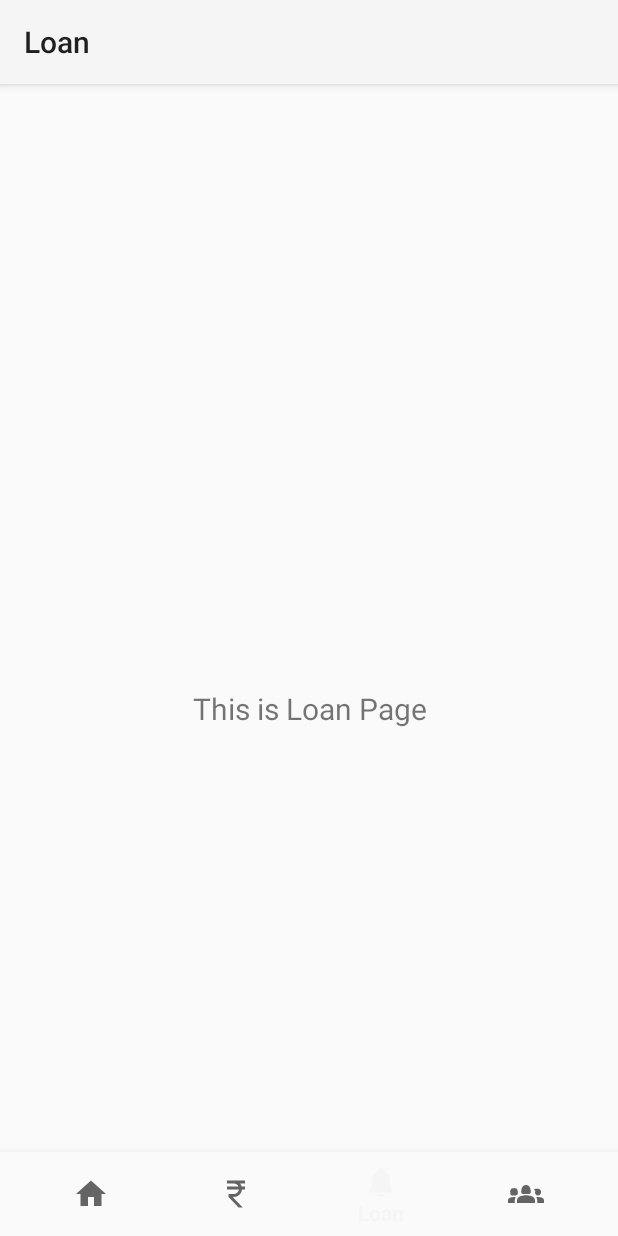
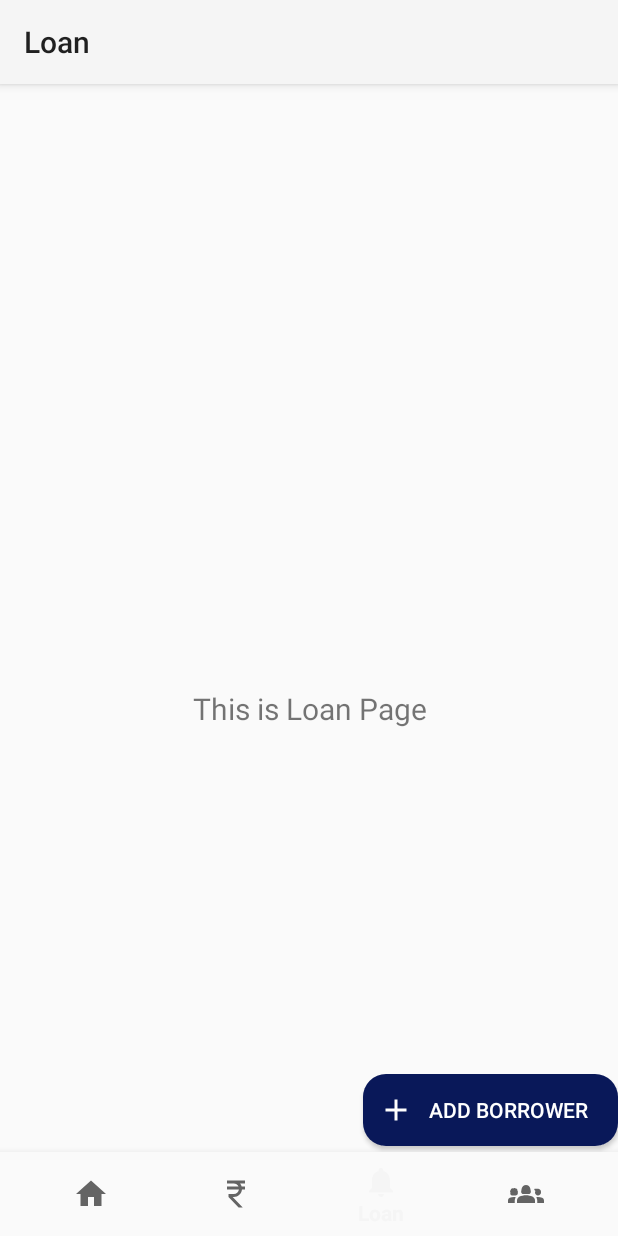
Before and after one commit to karthick229/Financeapp, an Android app: the screen it shows after launch (MainActivity), item 3 of the bottom bar chosen, on a phone screen of 412 x 824 dp. Run offline under Robolectric (Android 15) with nearby library versions, the phone set to English and light mode, and no system bars; our stand-ins replace navigation-ui; Roboto replaces fonts that are not available here.

Commit message:
ui implementation

```diff
--- a/app/src/main/AndroidManifest.xml
+++ b/app/src/main/AndroidManifest.xml
@@ -13,7 +13,7 @@
         android:theme="@style/Theme.FinanceApp"
         tools:targetApi="31">
         <activity
-            android:name=".MainActivity"
+            android:name=".activity.MainActivity"
             android:exported="true"
             android:label="@string/app_name">
 
@@ -22,7 +22,7 @@
                 android:name="android.app.lib_name"
                 android:value="" />
         </activity>
-        <activity android:name="com.tirupathi.financeapp.SplashScreenActivity"
+        <activity android:name="com.tirupathi.financeapp.activity.SplashScreenActivity"
             android:exported="true">
             <intent-filter>
                 <action android:name="android.intent.action.MAIN" />
@@ -30,7 +30,7 @@
                 <category android:name="android.intent.category.LAUNCHER" />
             </intent-filter>
         </activity>
-        <activity android:name="com.tirupathi.financeapp.BorrowerActivity" />
+        <activity android:name="com.tirupathi.financeapp.activity.BorrowerActivity" />
     </application>
 
 </manifest>
--- a/app/src/main/java/com/tirupathi/financeapp/SplashScreenActivity.kt
+++ b/app/src/main/java/com/tirupathi/financeapp/activity/SplashScreenActivity.kt
@@ -1,4 +1,4 @@
-package com.tirupathi.financeapp
+package com.tirupathi.financeapp.activity
 
 
 import android.annotation.SuppressLint
@@ -6,13 +6,11 @@ import android.content.Intent
 import android.graphics.Point
 import android.os.Bundle
 import android.os.Handler
-import android.view.View
 import android.view.WindowManager
-import android.view.animation.Animation
-import android.view.animation.AnimationUtils
 import android.widget.*
 import androidx.appcompat.app.AppCompatActivity
 import androidx.databinding.DataBindingUtil
+import com.tirupathi.financeapp.R
 import com.tirupathi.financeapp.databinding.ActivitySplashScreenBinding
 
 
--- a/app/src/main/res/layout/fragment_notifications.xml
+++ b/app/src/main/res/layout/fragment_notifications.xml
@@ -19,4 +19,19 @@
         app:layout_constraintEnd_toEndOf="parent"
         app:layout_constraintStart_toStartOf="parent"
         app:layout_constraintTop_toTopOf="parent" />
+
+    <androidx.appcompat.widget.AppCompatButton
+        android:id="@+id/fab"
+        android:layout_width="170dp"
+        android:layout_height="wrap_content"
+        android:layout_gravity="bottom|end"
+        android:visibility="visible"
+        android:text="Add Borrower"
+        android:textColor="@color/white"
+        android:padding="10dp"
+        android:layout_marginBottom="60dp"
+        android:background="@drawable/green_round_button"
+        app:layout_constraintBottom_toBottomOf="parent"
+        app:layout_constraintEnd_toEndOf="parent"
+        android:drawableStart="@drawable/ic_baseline_add_24" />
 </androidx.constraintlayout.widget.ConstraintLayout>
```
Also changed, not shown: app/src/main/java/com/tirupathi/financeapp/activity/BorrowerActivity.kt (renamed from app/src/main/java/com/tirupathi/financeapp/BorrowerActivity.kt, +2 -7 lines), app/src/main/java/com/tirupathi/financeapp/activity/MainActivity.kt (renamed from app/src/main/java/com/tirupathi/financeapp/MainActivity.kt, +6 -3 lines), app/src/main/java/com/tirupathi/financeapp/ui/borrowers/BorrowersFragment.kt (+1 -6 lines).
